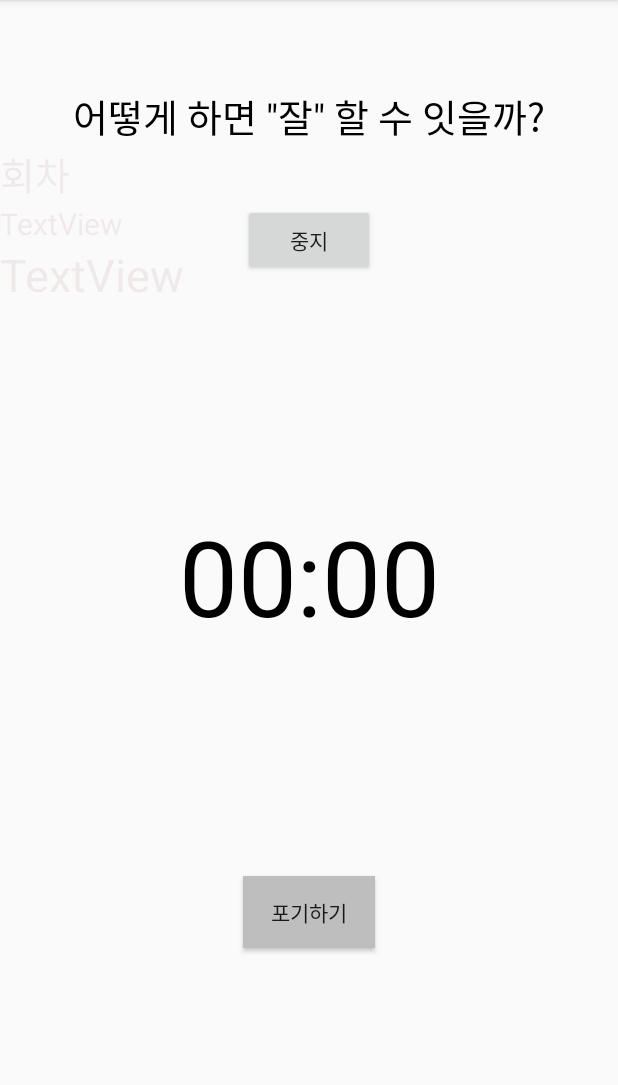
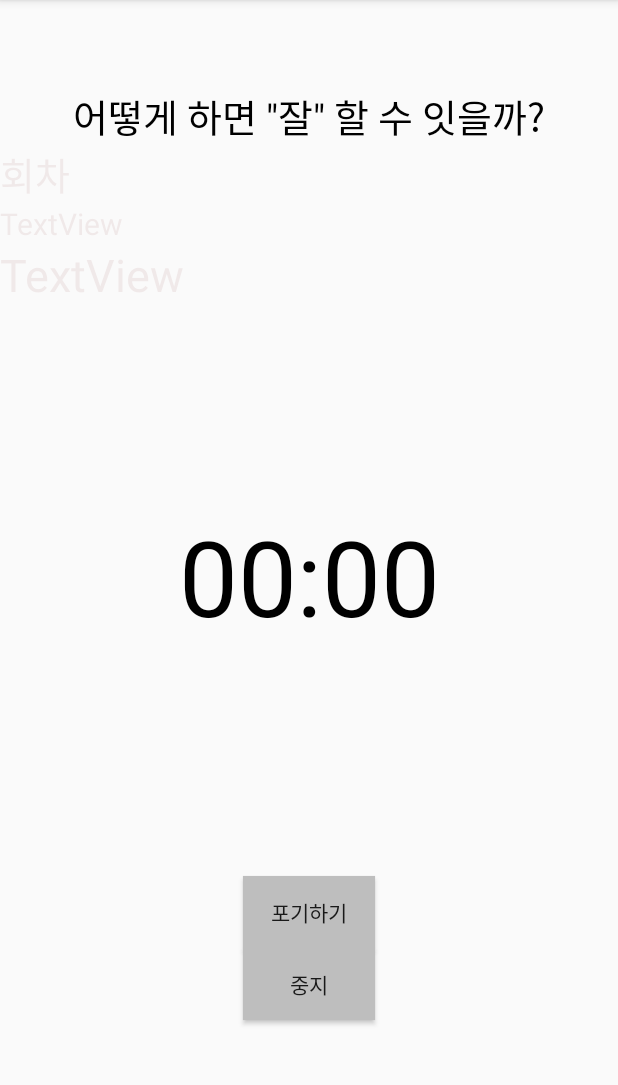
Before and after one commit to groovejumat/MyStudyHelper, an Android app: the CountdownTimer screen opened directly, with no data from a screen before it, after a tap on "시작", on a phone screen of 412 x 824 dp, the part 84-1169 px from its top. Run offline under Robolectric (Android 15) with nearby library versions, the phone set to English and light mode, and no system bars.

Commit message:
Second Remedy

```diff
--- a/SampleRelativeLayout/app/src/main/res/layout/activity_countdowntimer.xml
+++ b/SampleRelativeLayout/app/src/main/res/layout/activity_countdowntimer.xml
@@ -10,10 +10,11 @@
         android:id="@+id/PauseResume"
         android:layout_width="wrap_content"
         android:layout_height="wrap_content"
+        android:background="#BEBEBE"
         android:text="Button"
-        app:layout_constraintBottom_toBottomOf="@+id/btnTimeset"
-        app:layout_constraintEnd_toEndOf="@+id/btnTimeset"
-        app:layout_constraintStart_toStartOf="@+id/btnTimeset" />
+        app:layout_constraintEnd_toEndOf="@+id/btnStart"
+        app:layout_constraintStart_toStartOf="@+id/btnStart"
+        app:layout_constraintTop_toBottomOf="@+id/btnStart" />
 
     <Button
         android:id="@+id/btnTimeset"
```
Also changed, not shown: SampleRelativeLayout/app/src/main/java/org/techtown/samplerelativelayout/CountdownTimer.java (+24 -3 lines).
